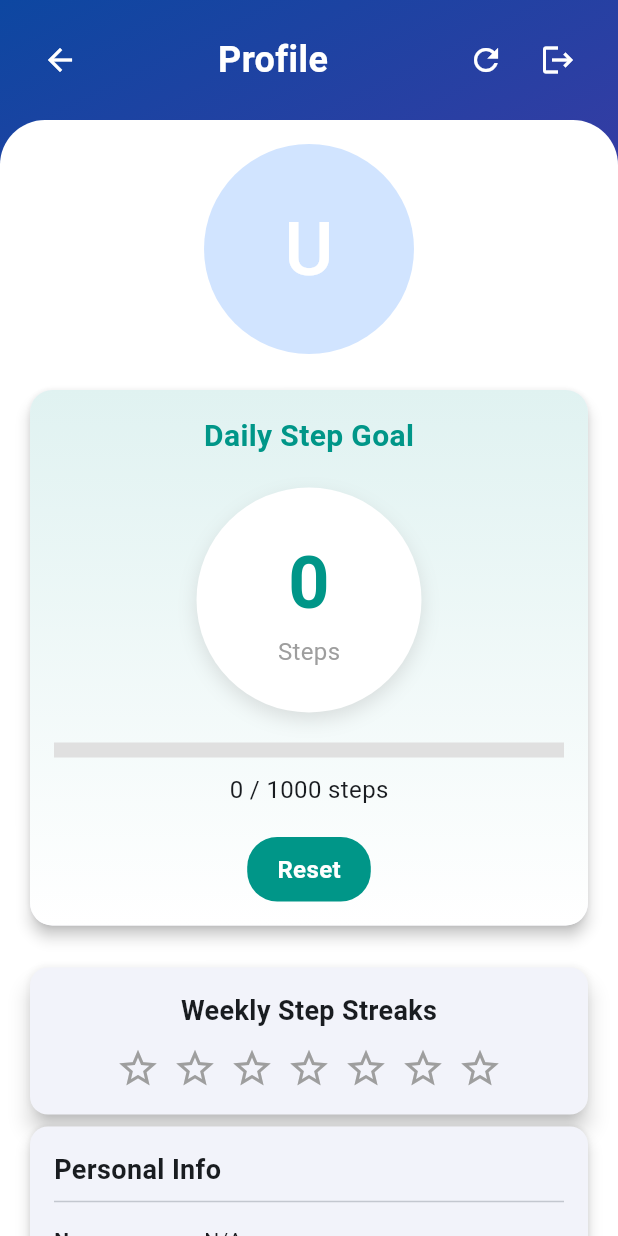
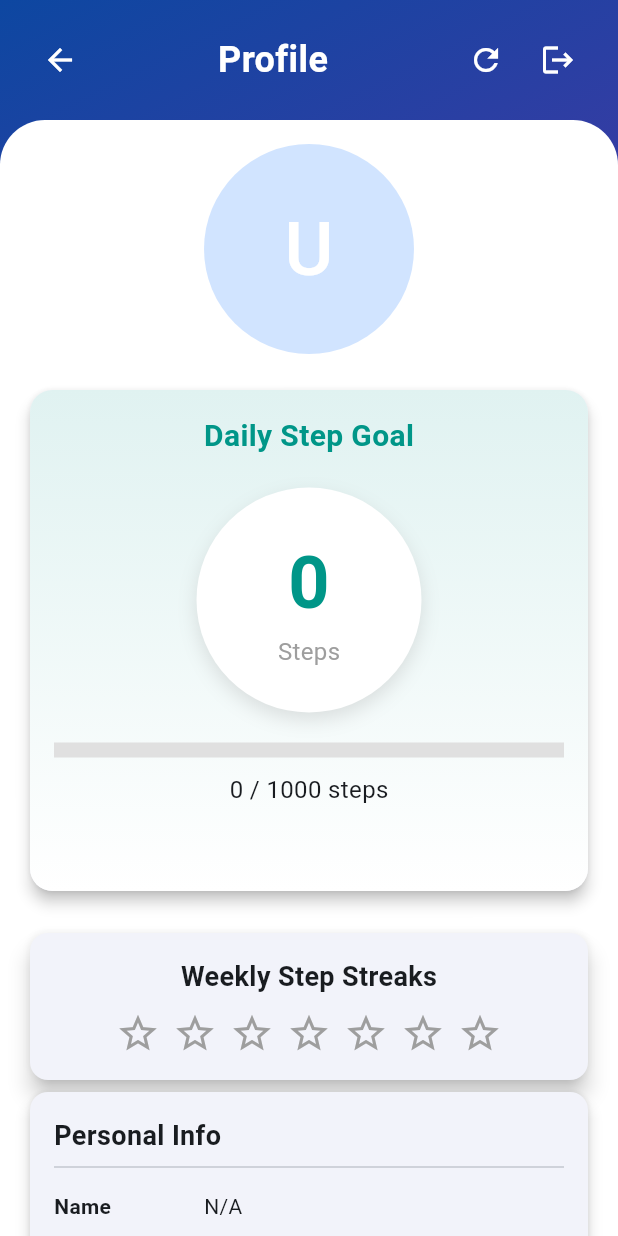
Before and after one commit to ghanshyam086/Odoo_x_CHARUSAT-Neural_Nexus, a Flutter app: the ProfilePage screen opened directly, on a phone screen of 412 x 824 dp. Run offline on Flutter 3.47's test engine with Material 3 defaults, Android fonts, the phone set to English and light mode, and no system bars; our stand-ins replace animated_text_kit, cached_network_image, fl_chart, flutter_spinkit, geolocator, google_maps_flutter and 4 more; accounts and stored records are empty; network calls fail.

Commit message:
Remove Reset Button

```diff
--- a/Frontend/lib/StepCounter.dart
+++ b/Frontend/lib/StepCounter.dart
@@ -104,13 +104,7 @@ class _StepCounterState extends State<StepCounter> {
     }
   }
 
-  void _resetSteps() {
-    setState(() {
-      stepsTaken = 0;
-    });
-    _submitSteps(); // Sync reset with server
-    widget.onStepUpdate(0); // Notify parent widget
-  }
+
 
   @override
   void dispose() {
@@ -202,24 +196,13 @@ class _StepCounterState extends State<StepCounter> {
                 mainAxisAlignment: MainAxisAlignment.center,
                 children: [
                   GestureDetector(
-                    onTap: _resetSteps,
+                    // onTap: _resetSteps,
                     child: Container(
                       padding: const EdgeInsets.symmetric(
                         horizontal: 20,
                         vertical: 10,
                       ),
-                      decoration: BoxDecoration(
-                        color: Colors.teal,
-                        borderRadius: BorderRadius.circular(20),
-                      ),
-                      child: const Text(
-                        "Reset",
-                        style: TextStyle(
-                          color: Colors.white,
-                          fontSize: 16,
-                          fontWeight: FontWeight.bold,
-                        ),
-                      ),
+
                     ),
                   ),
                 ],
```
